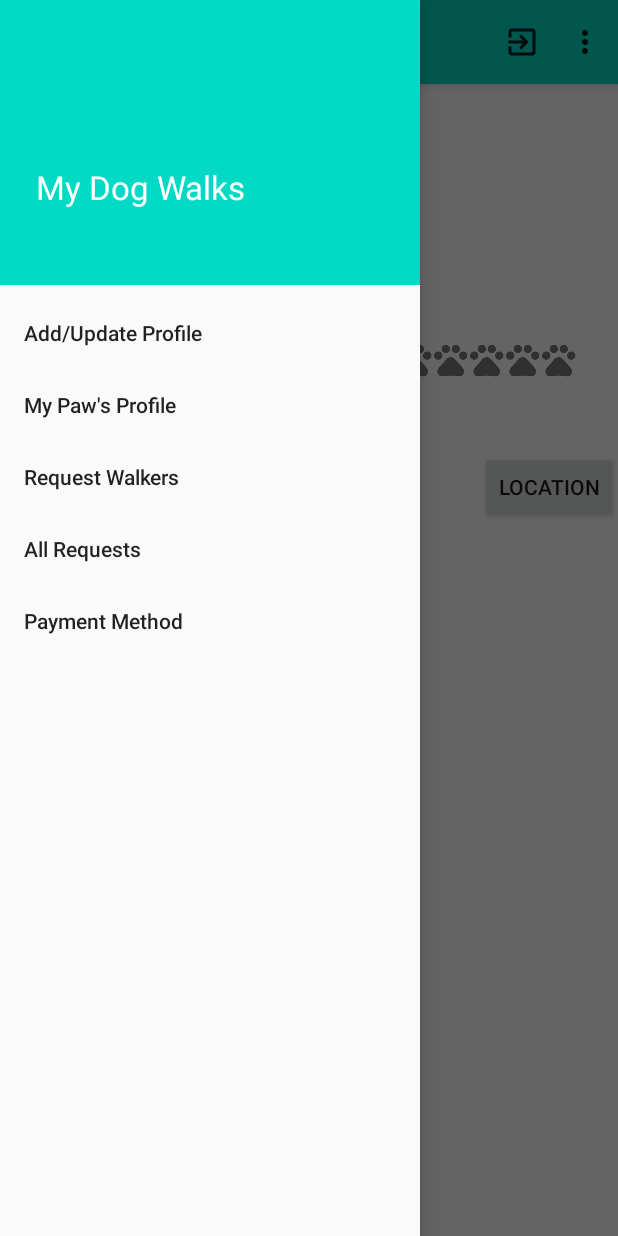
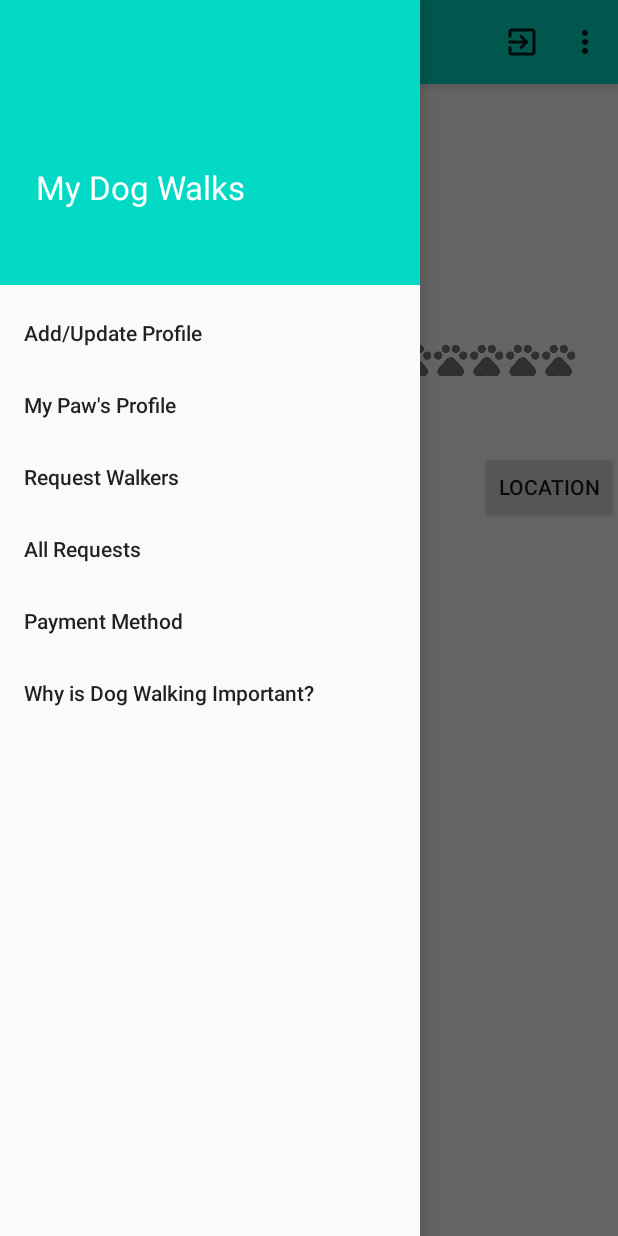
Before and after one commit to venkatapasupulati/cis651final, an Android app: the NavigationDrawer screen opened directly, with no data from a screen before it, with the side drawer open, on a phone screen of 412 x 824 dp. Run offline under Robolectric (Android 15) with nearby library versions, the phone set to English and light mode, and no system bars; our stand-ins replace Firebase (no records; nobody signed in at launch, a user with empty details on screens opened directly), Picasso; pictures from the network do not load.

Commit message:
preparing by adding to navigation
Just added stuff to the drawer menu and navigation drawer code

```diff
--- a/app/src/main/java/com/suuniv/afinal/NavigationDrawer.java
+++ b/app/src/main/java/com/suuniv/afinal/NavigationDrawer.java
@@ -149,6 +149,12 @@ public class NavigationDrawer extends AppCompatActivity implements  NavigationVi
                 toast.show();
 //                startActivity(new Intent(this,MasterActivity.class));
                 break;
+            case R.id.item4:
+                break;
+            case R.id.item5:
+                break;
+            case R.id.item6:
+                break;
         }
 
         drawerLayout.closeDrawer(GravityCompat.START);
--- a/app/src/main/res/menu/drawer_menu.xml
+++ b/app/src/main/res/menu/drawer_menu.xml
@@ -28,5 +28,10 @@
             android:title="Payment Method"
 
             />
+        <item android:id="@+id/item6"
+
+            android:title="Why is Dog Walking Important?"
+
+            />
     </group>
 </menu>
```
